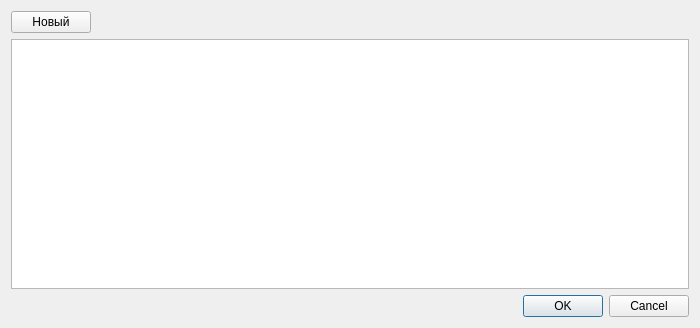
Before: the Qt Designer form dialogcfgprint.ui in Sergeyego/warehouse, drawn with Qt 5.
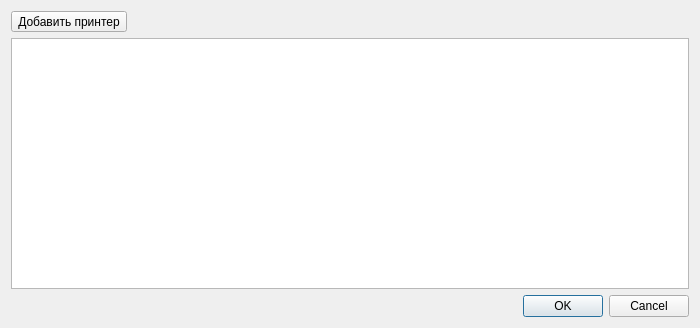
After: the same form once the commit is applied. Custom widgets are drawn as their Qt base class.

Patch:
```diff
--- a/dialogcfgprint.ui
+++ b/dialogcfgprint.ui
@@ -17,9 +17,12 @@
    <item>
     <layout class="QHBoxLayout" name="horizontalLayout">
      <item>
-      <widget class="QPushButton" name="pushButtonNewPrint">
+      <widget class="QToolButton" name="toolButtonNewPrint">
        <property name="text">
-        <string>Новый</string>
+        <string>Добавить принтер</string>
+       </property>
+       <property name="popupMode">
+        <enum>QToolButton::InstantPopup</enum>
        </property>
       </widget>
      </item>
```
